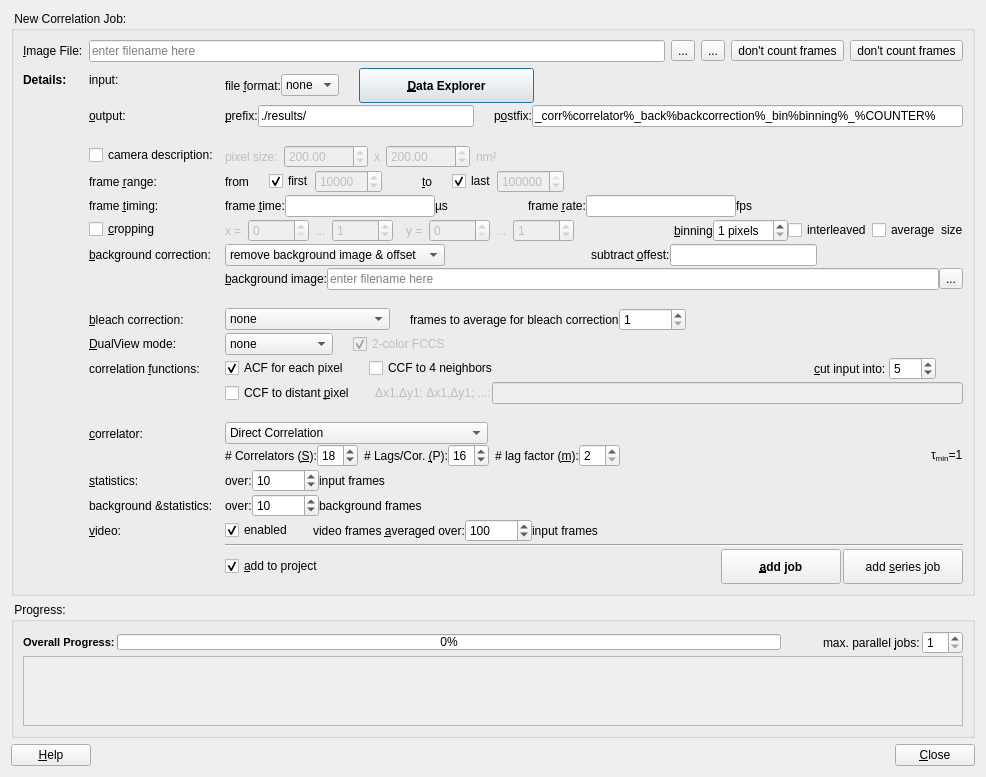
Old version of the form plugins/imagingfcs/qfrdrimagingfcscorrelationdialog.ui in the repository jkriege2/QuickFit3.
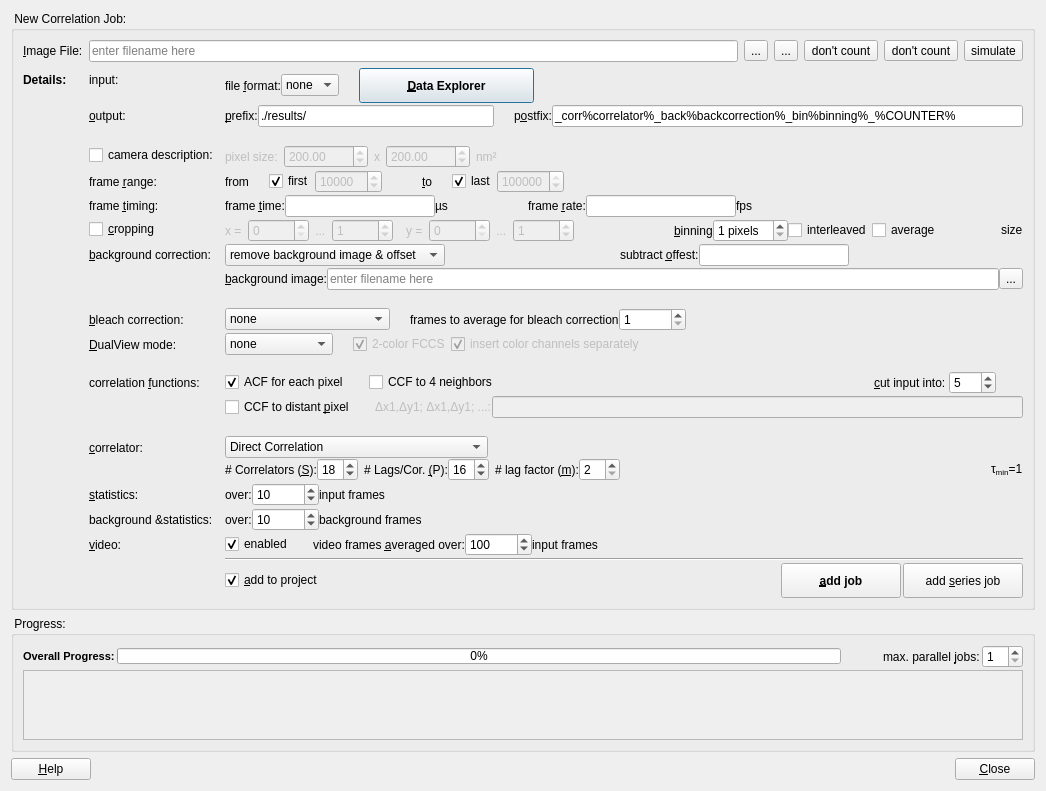
New version of the form. Icons and pictures are not drawn. Custom widgets are drawn as their Qt base class.

```diff
--- a/plugins/imagingfcs/qfrdrimagingfcscorrelationdialog.ui
+++ b/plugins/imagingfcs/qfrdrimagingfcscorrelationdialog.ui
@@ -9,8 +9,8 @@
    <rect>
     <x>0</x>
     <y>0</y>
-    <width>947</width>
-    <height>771</height>
+    <width>1046</width>
+    <height>790</height>
    </rect>
   </property>
   <property name="windowTitle">
@@ -89,7 +89,7 @@
            <string>select an image series file to correlate</string>
           </property>
           <property name="text">
-           <string>don't count frames</string>
+           <string>don't count</string>
           </property>
           <property name="icon">
            <iconset resource="qfrdrimagingfcs.qrc">
@@ -106,7 +106,7 @@
            <string>read metadata from the given image series file</string>
           </property>
           <property name="text">
-           <string>don't count frames</string>
+           <string>don't count</string>
           </property>
           <property name="icon">
            <iconset resource="qfrdrimagingfcs.qrc">
@@ -117,6 +117,23 @@
           </property>
          </widget>
         </item>
+        <item>
+         <widget class="QToolButton" name="btnSimulate">
+          <property name="toolTip">
+           <string>read metadata from the given image series file</string>
+          </property>
+          <property name="text">
+           <string>simulate</string>
+          </property>
+          <property name="icon">
+           <iconset resource="qfrdrimagingfcs.qrc">
+            <normaloff>:/imaging_fcs/qfrdrimagingfcs_simulate.png</normaloff>:/imaging_fcs/qfrdrimagingfcs_simulate.png</iconset>
+          </property>
+          <property name="toolButtonStyle">
+           <enum>Qt::ToolButtonTextBesideIcon</enum>
+          </property>
+         </widget>
+        </item>
        </layout>
       </item>
       <item row="2" column="0">
@@ -1132,8 +1149,8 @@
           </widget>
          </item>
          <item row="11" column="1">
-          <layout class="QHBoxLayout" name="horizontalLayout_22">
-           <item>
+          <layout class="QGridLayout" name="gridLayout">
+           <item row="0" column="0">
             <widget class="QComboBox" name="cmbDualView">
              <item>
               <property name="text">
@@ -1164,7 +1181,7 @@
              </item>
             </widget>
            </item>
-           <item>
+           <item row="0" column="1">
             <spacer name="horizontalSpacer_33">
              <property name="orientation">
               <enum>Qt::Horizontal</enum>
@@ -1180,7 +1197,7 @@
              </property>
             </spacer>
            </item>
-           <item>
+           <item row="0" column="2">
             <widget class="QCheckBox" name="chk2cFCCS">
              <property name="enabled">
               <bool>false</bool>
@@ -1193,7 +1210,23 @@
              </property>
             </widget>
            </item>
-           <item>
+           <item row="0" column="3">
+            <widget class="QCheckBox" name="chkSeparateColorChannels">
+             <property name="enabled">
+              <bool>false</bool>
+             </property>
+             <property name="toolTip">
+              <string>if this option is checked and the image is taken with a DualView, the two separate color channels are each loaded as a separate raw data record into the project. If this option is not checked, the ACFs will end up as a side-by-side image in one RDR.</string>
+             </property>
+             <property name="text">
+              <string>insert color channels separately</string>
+             </property>
+             <property name="checked">
+              <bool>true</bool>
+             </property>
+            </widget>
+           </item>
+           <item row="0" column="4">
             <spacer name="horizontalSpacer_34">
              <property name="orientation">
               <enum>Qt::Horizontal</enum>
@@ -1206,11 +1239,17 @@
              </property>
             </spacer>
            </item>
-           <item>
+           <item row="1" column="0" colspan="5">
             <widget class="QLabel" name="labDualView">
              <property name="text">
               <string/>
              </property>
+             <property name="textFormat">
+              <enum>Qt::RichText</enum>
+             </property>
+             <property name="wordWrap">
+              <bool>true</bool>
+             </property>
             </widget>
            </item>
           </layout>
@@ -1930,6 +1969,12 @@
            <property name="text">
             <string/>
            </property>
+           <property name="textFormat">
+            <enum>Qt::RichText</enum>
+           </property>
+           <property name="wordWrap">
+            <bool>true</bool>
+           </property>
           </widget>
          </item>
         </layout>
@@ -2051,7 +2096,7 @@
           <rect>
            <x>0</x>
            <y>0</y>
-           <width>907</width>
+           <width>1006</width>
            <height>69</height>
           </rect>
          </property>
```
Left out of the diff: 16 changed lines with no effect on the pictures.
